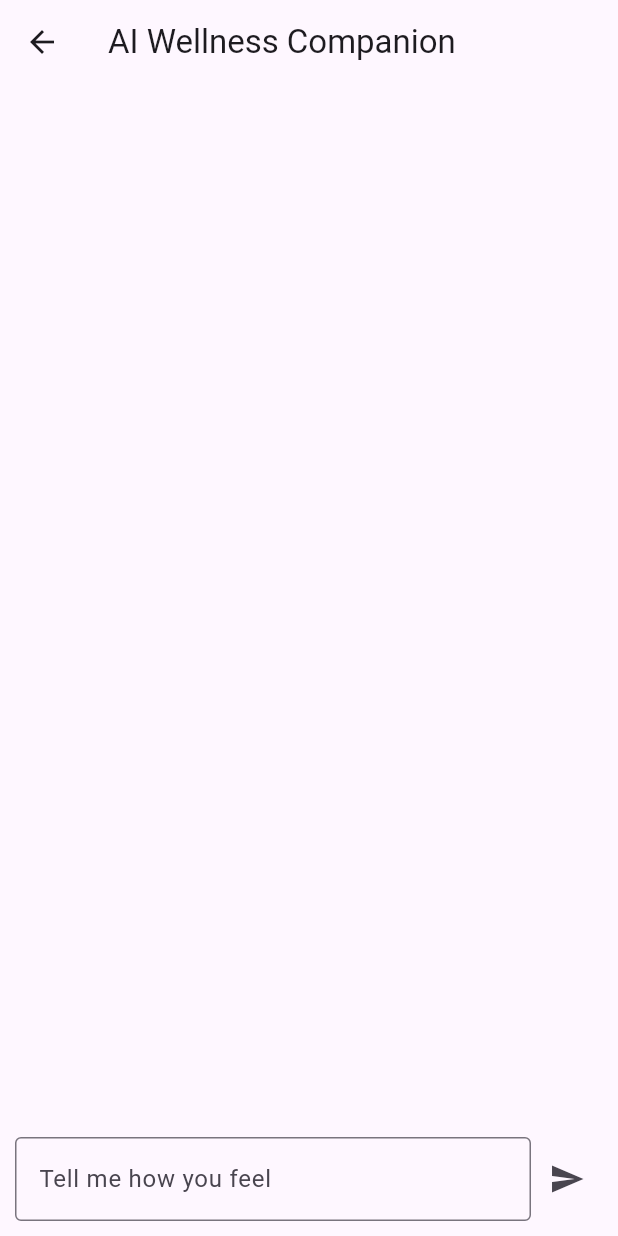
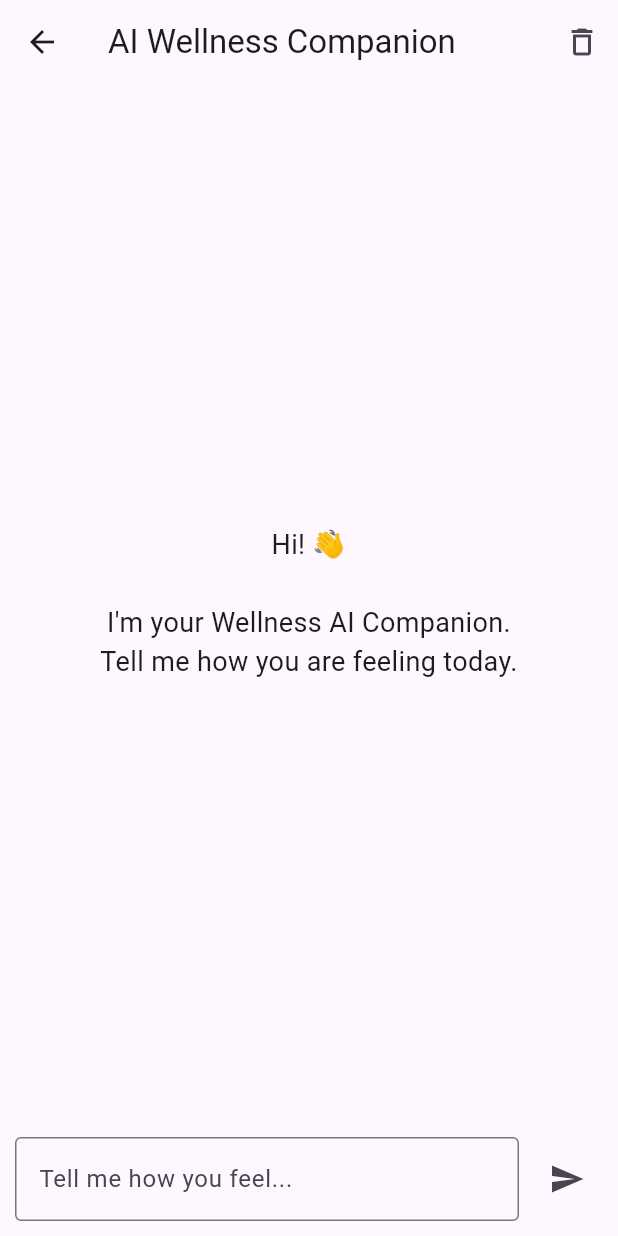
Before and after one commit to indhujaahd-maker/Wellness_AI_App, a Flutter app: the AIChatScreen screen opened directly, after a tap on the "send" icon, on a phone screen of 412 x 824 dp. Run offline on Flutter 3.47's test engine with Material 3 defaults, Android fonts, the light colour scheme and no system bars; our stand-ins replace firebase_auth, firebase_core, shared_preferences; accounts and stored records are empty.

Commit message:
Initial commit - Wellness AI Flutter app

```diff
--- /dev/null
+++ b/devtools_options.yaml
@@ -0,0 +1,3 @@
+description: This file stores settings for Dart & Flutter DevTools.
+documentation: https://docs.flutter.dev/tools/devtools/extensions#configure-extension-enablement-states
+extensions:
--- a/lib/screens/ai_chat_screen.dart
+++ b/lib/screens/ai_chat_screen.dart
@@ -1,173 +1,310 @@
 import 'package:flutter/material.dart';
-
+import '../services/ai_service.dart';
 
 class AIChatScreen extends StatefulWidget {
-
   const AIChatScreen({super.key});
 
-
   @override
-  State<AIChatScreen> createState()=>_AIChatScreenState();
-
+  State<AIChatScreen> createState() => _AIChatScreenState();
 }
 
-
-
-class _AIChatScreenState extends State<AIChatScreen>{
-
-
+class _AIChatScreenState extends State<AIChatScreen> {
   final TextEditingController messageController =
       TextEditingController();
 
+  final ScrollController scrollController =
+      ScrollController();
 
+  final AIService aiService = AIService();
 
-  List<String> messages=[];
+  List<Map<String, String>> messages = [];
 
+  bool isLoading = false;
 
+  @override
+  void dispose() {
+    messageController.dispose();
+    scrollController.dispose();
+    super.dispose();
+  }
 
-  void sendMessage(){
+  // --------------------------------------------------
+  // Send message to Python AI
+  // --------------------------------------------------
 
+  Future<void> sendMessage() async {
+    final message = messageController.text.trim();
 
-    if(messageController.text.isEmpty){
+    if (message.isEmpty || isLoading) {
       return;
     }
 
-
-    setState((){
-
-
-      messages.add(
-
-        "You: ${messageController.text}",
-
-      );
-
-
-      messages.add(
-
-        "AI: I understand. Based on your wellness pattern, let's focus on improving your mental and physical balance today."
-
-      );
-
+    setState(() {
+      messages.add({
+        'sender': 'user',
+        'message': message,
+      });
 
       messageController.clear();
 
-
+      isLoading = true;
     });
 
+    scrollToBottom();
 
+    try {
+      final response = await aiService.sendMessage(message);
+
+      if (!mounted) return;
+
+      setState(() {
+        messages.add({
+          'sender': 'ai',
+          'message': response,
+        });
+
+        isLoading = false;
+      });
+
+      scrollToBottom();
+    } catch (e) {
+      if (!mounted) return;
+
+      setState(() {
+        messages.add({
+          'sender': 'ai',
+          'message':
+              'I am having trouble connecting right now. Please try again.',
+        });
+
+        isLoading = false;
+      });
+
+      scrollToBottom();
+    }
   }
 
+  // --------------------------------------------------
+  // Scroll to latest message
+  // --------------------------------------------------
 
+  void scrollToBottom() {
+    WidgetsBinding.instance.addPostFrameCallback((_) {
+      if (scrollController.hasClients) {
+        scrollController.animateTo(
+          scrollController.position.maxScrollExtent,
+          duration: const Duration(milliseconds: 300),
+          curve: Curves.easeOut,
+        );
+      }
+    });
+  }
+
+  // --------------------------------------------------
+  // Delete conversation
+  // --------------------------------------------------
+
+  Future<void> deleteConversation() async {
+    final result = await aiService.deleteConversation();
+
+    if (!mounted) return;
+
+    setState(() {
+      messages.clear();
+    });
+
+    ScaffoldMessenger.of(context).showSnackBar(
+      SnackBar(
+        content: Text(result),
+      ),
+    );
+  }
+
+  // --------------------------------------------------
+  // Message bubble
+  // --------------------------------------------------
+
+  Widget buildMessageBubble(
+    String message,
+    bool isUser,
+  ) {
+    return Align(
+      alignment:
+          isUser ? Alignment.centerRight : Alignment.centerLeft,
+      child: Container(
+        margin: const EdgeInsets.symmetric(
+          horizontal: 12,
+          vertical: 6,
+        ),
+        padding: const EdgeInsets.symmetric(
+          horizontal: 15,
+          vertical: 11,
+        ),
+        constraints: BoxConstraints(
+          maxWidth:
+              MediaQuery.of(context).size.width * 0.75,
+        ),
+        decoration: BoxDecoration(
+          color: isUser
+              ? Colors.blueGrey
+              : Colors.grey.shade200,
+          borderRadius: BorderRadius.circular(16),
+        ),
+        child: Text(
+          message,
+          style: TextStyle(
+            fontSize: 16,
+            color: isUser
+                ? Colors.white
+                : Colors.black87,
+          ),
+        ),
+      ),
+    );
+  }
 
   @override
-  Widget build(BuildContext context){
-
-
+  Widget build(BuildContext context) {
     return Scaffold(
-
-      appBar:AppBar(
-
-        title:const Text("AI Wellness Companion"),
-
+      appBar: AppBar(
+        title: const Text(
+          'AI Wellness Companion',
+        ),
+        actions: [
+          IconButton(
+            tooltip: 'Delete conversation',
+            icon: const Icon(
+              Icons.delete_outline,
+            ),
+            onPressed: deleteConversation,
+          ),
+        ],
       ),
 
-
-
-      body:Column(
-
-        children:[
-
+      body: Column(
+        children: [
+          // ------------------------------------------
+          // Chat messages
+          // ------------------------------------------
 
           Expanded(
+            child: messages.isEmpty
+                ? const Center(
+                    child: Padding(
+                      padding: EdgeInsets.all(25),
+                      child: Text(
+                        'Hi! 👋\n\n'
+                        'I\'m your Wellness AI Companion.\n'
+                        'Tell me how you are feeling today.',
+                        textAlign: TextAlign.center,
+                        style: TextStyle(
+                          fontSize: 18,
+                        ),
+                      ),
+                    ),
+                  )
+                : ListView.builder(
+                    controller: scrollController,
+                    padding: const EdgeInsets.only(
+                      top: 10,
+                      bottom: 10,
+                    ),
+                    itemCount: messages.length,
+                    itemBuilder: (
+                      context,
+                      index,
+                    ) {
+                      final message =
+                          messages[index];
 
-            child:ListView.builder(
+                      final isUser =
+                          message['sender'] ==
+                              'user';
 
-              itemCount:messages.length,
+                      return buildMessageBubble(
+                        message['message'] ?? '',
+                        isUser,
+                      );
+                    },
+                  ),
+          ),
 
-              itemBuilder:(context,index){
+          // ------------------------------------------
+          // AI loading indicator
+          // ------------------------------------------
 
+          if (isLoading)
+            const Padding(
+              padding: EdgeInsets.only(
+                left: 15,
+                bottom: 8,
+              ),
+              child: Align(
+                alignment: Alignment.centerLeft,
+                child: Row(
+                  children: [
+                    SizedBox(
+                      width: 18,
+                      height: 18,
+                      child:
+                          CircularProgressIndicator(
+                        strokeWidth: 2,
+                      ),
+                    ),
+                    SizedBox(width: 10),
+                    Text(
+                      'AI is thinking...',
+                    ),
+                  ],
+                ),
+              ),
+            ),
 
-                return Padding(
+          // ------------------------------------------
+          // Message input
+          // ------------------------------------------
 
-                  padding:const EdgeInsets.all(10),
-
-                  child:Text(
-
-                    messages[index],
-
-                    style:const TextStyle(
-
-                      fontSize:16,
-
+          SafeArea(
+            child: Padding(
+              padding: const EdgeInsets.all(10),
+              child: Row(
+                children: [
+                  Expanded(
+                    child: TextField(
+                      controller:
+                          messageController,
+                      textInputAction:
+                          TextInputAction.send,
+                      onSubmitted: (_) {
+                        sendMessage();
+                      },
+                      decoration:
+                          const InputDecoration(
+                        hintText:
+                            'Tell me how you feel...',
+                        border:
+                            OutlineInputBorder(),
+                      ),
                     ),
-
                   ),
 
-                );
+                  const SizedBox(width: 8),
 
-
-              },
-
+                  IconButton(
+                    onPressed:
+                        isLoading
+                            ? null
+                            : sendMessage,
+                    icon: const Icon(
+                      Icons.send,
+                    ),
+                  ),
+                ],
+              ),
             ),
-
           ),
-
-
-
-          Padding(
-
-            padding:const EdgeInsets.all(10),
-
-
-            child:Row(
-
-              children:[
-
-
-                Expanded(
-
-                  child:TextField(
-
-                    controller:messageController,
-
-                    decoration:const InputDecoration(
-
-                      hintText:"Tell me how you feel",
-
-                      border:OutlineInputBorder(),
-
-                    ),
-
-                  ),
-
-                ),
-
-
-
-                IconButton(
-
-                  onPressed:sendMessage,
-
-                  icon:const Icon(Icons.send),
-
-                )
-
-
-              ],
-
-            ),
-
-          )
-
-
-
         ],
-
       ),
-
     );
-
   }
-
 }
--- a/pubspec.yaml
+++ b/pubspec.yaml
@@ -38,6 +38,7 @@ dependencies:
   firebase_auth: ^6.5.7
   cloud_firestore: ^6.8.0
   shared_preferences: ^2.5.5
+  http: ^1.6.0
 
 dev_dependencies:
   flutter_test:
```
Also changed, not shown: lib/services/ai_service.dart (+38 -72 lines), pubspec.lock, 1 other file.
